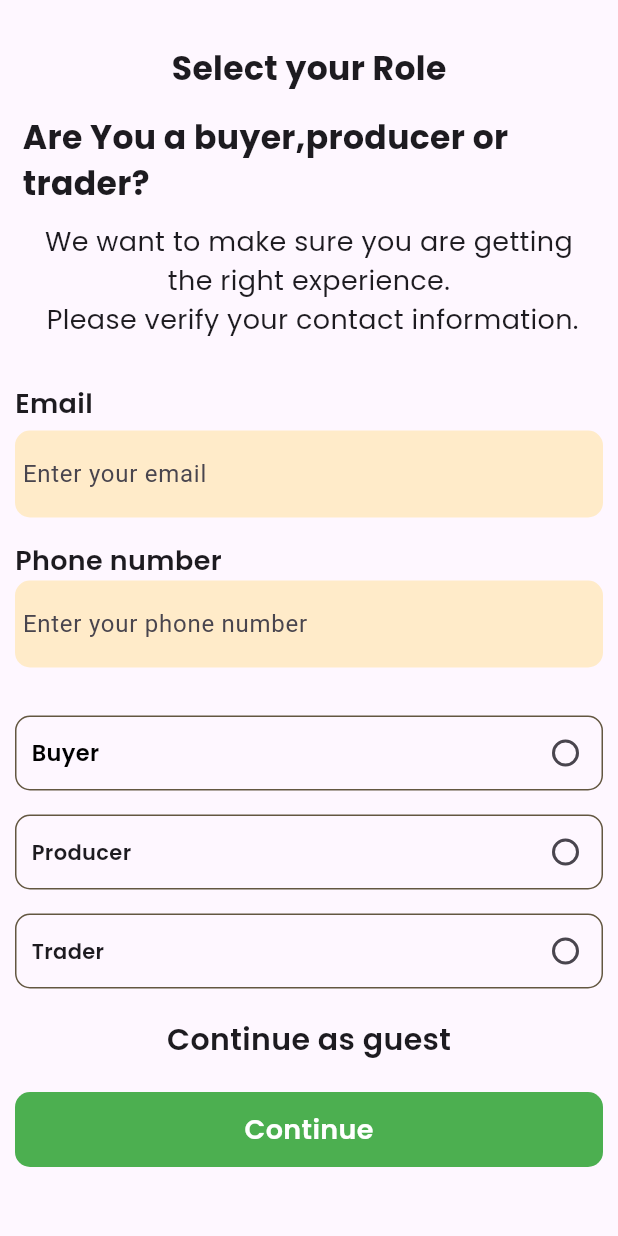
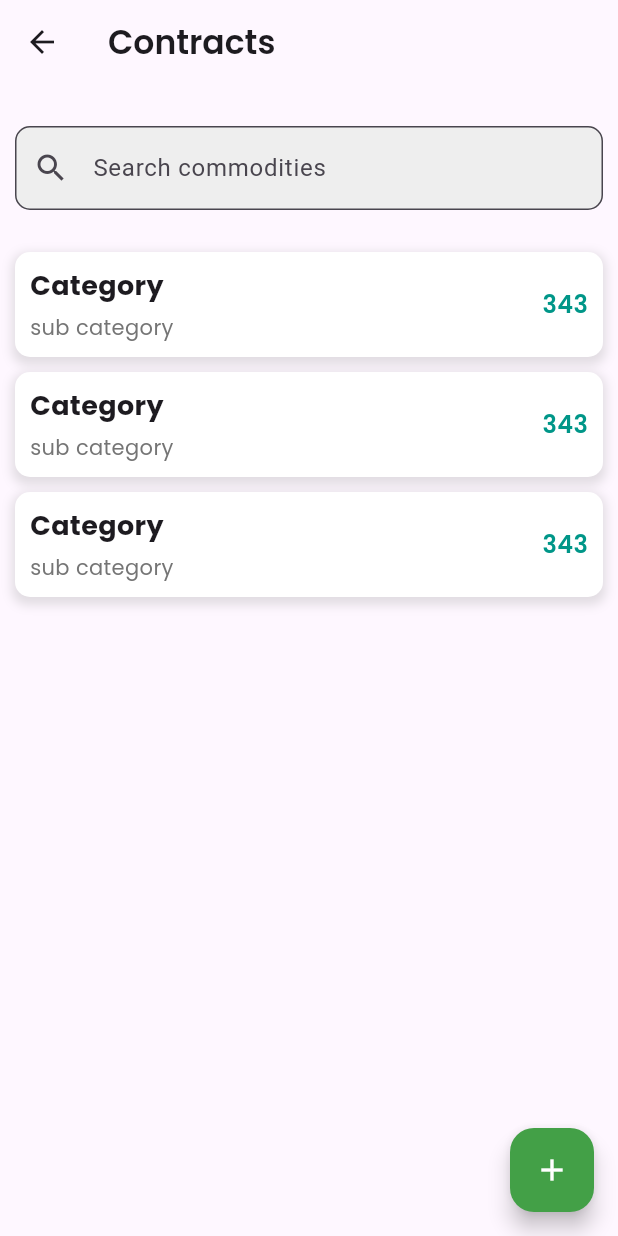
Before and after one commit to kimemia21/itx_flow, a Flutter app: the screen it shows after launch, on a phone screen of 412 x 824 dp. Run offline on Flutter 3.47's test engine with Material 3 defaults, Android fonts, the phone set to English and light mode, and no system bars; our stand-ins replace file_picker, flutter_otp_text_field, google_fonts, image_picker.

Commit message:
done with contracts page

```diff
--- /dev/null
+++ b/lib/Contracts/Contracts.dart
@@ -0,0 +1,136 @@
+import 'package:flutter/material.dart';
+import 'package:google_fonts/google_fonts.dart';
+import 'package:itx/authentication/Authorization.dart';
+import 'package:itx/global/globals.dart';
+
+class Contracts extends StatefulWidget {
+  const Contracts({super.key});
+
+  @override
+  State<Contracts> createState() => _ContractsState();
+}
+
+class _ContractsState extends State<Contracts> {
+Widget searchItem({
+  required String title,
+  required String subtitle,
+  required String price,
+}) {
+  double width = Globals.AppWidth(context: context, width: 1);
+  return Container(
+    height: 70,
+    padding: EdgeInsets.symmetric(horizontal: 10),
+    decoration: BoxDecoration(
+      color: Colors.white,
+      borderRadius: BorderRadius.circular(10),
+      boxShadow: [
+        BoxShadow(
+          color: Colors.grey.withOpacity(0.3),
+          spreadRadius: 2,
+          blurRadius: 5,
+          offset: Offset(0, 3),
+        ),
+      ],
+    ),
+    margin: EdgeInsets.only(top: 10),
+    child: Row(
+      mainAxisAlignment: MainAxisAlignment.spaceBetween,
+      children: [
+        Container(
+          width: width / 2,
+          child: Column(
+            crossAxisAlignment: CrossAxisAlignment.start,
+            mainAxisAlignment: MainAxisAlignment.center,
+            children: [
+              Text(
+                title,
+                style: GoogleFonts.poppins(
+                  fontWeight: FontWeight.w700,
+                  fontSize: 18,
+                ),
+              ),
+              SizedBox(height: 5),
+              Text(
+                subtitle,
+                style: GoogleFonts.poppins(
+                  fontSize: 14,
+                  color: Colors.grey.shade600,
+                ),
+              ),
+            ],
+          ),
+        ),
+        Container(
+          child: Text(
+            price,
+            style: GoogleFonts.poppins(
+              fontWeight: FontWeight.w600,
+              fontSize: 16,
+              color: Colors.teal,
+            ),
+          ),
+        ),
+      ],
+    ),
+  );
+}
+
+
+  @override
+  Widget build(BuildContext context) {
+    return Scaffold(
+      floatingActionButton: FloatingActionButton(
+        onPressed: () {
+          // Add your onPressed code here!
+          ScaffoldMessenger.of(context).showSnackBar(
+            SnackBar(content: Text('Floating Action Button Pressed!')),
+          );
+        },
+        child: Icon(Icons.add,color:Colors.white,),
+        backgroundColor: Colors.green.shade600,
+      ),
+      appBar: AppBar(
+        leading: IconButton(
+            onPressed: () => Globals.switchScreens(
+                context: context, screen: Authorization()),
+            icon: Icon(Icons.arrow_back)),
+        title: Text(
+          "Contracts",
+          style: GoogleFonts.poppins(fontWeight: FontWeight.w600),
+        ),
+      ),
+      body: Container(
+        padding: EdgeInsets.all(10),
+        child: SingleChildScrollView(
+          child: Column(
+            children: [
+              Container(
+                margin: EdgeInsets.only(top: 10, bottom: 10),
+                padding: const EdgeInsets.symmetric(vertical: 8.0),
+                child: TextField(
+                  decoration: InputDecoration(
+                    border: OutlineInputBorder(
+                        borderRadius: BorderRadius.circular(10)),
+                    labelText: 'Search commodities',
+                    prefixIcon: Icon(Icons.search),
+                    fillColor: Colors.grey[200],
+                    filled: true,
+                  ),
+                  onChanged: (text) {
+                    // You can add search functionality here if needed
+                  },
+                ),
+              ),
+              searchItem(
+                  title: "Category", subtitle: "sub category", price: "343"),
+              searchItem(
+                  title: "Category", subtitle: "sub category", price: "343"),
+              searchItem(
+                  title: "Category", subtitle: "sub category", price: "343"),
+            ],
+          ),
+        ),
+      ),
+    );
+  }
+}
--- a/lib/authentication/Autherization.dart
+++ b/lib/authentication/Authorization.dart
@@ -1,5 +1,6 @@
 import 'package:flutter/material.dart';
 import 'package:google_fonts/google_fonts.dart';
+import 'package:itx/Contracts/Contracts.dart';
 import 'package:itx/authentication/Regulator.dart';
 import 'package:itx/global/globals.dart';
 
@@ -82,7 +83,7 @@ class _AuthorizationState extends State<Authorization> {
                   height: 20,
                 ),
                 GestureDetector(
-                  onTap: () {},
+                  onTap: ()=>Globals.switchScreens(context: context,screen: Contracts()),
                   child: Container(
                     alignment: Alignment.center,
                     width: MediaQuery.of(context).size.width * 0.8,
--- a/lib/authentication/Commodites.dart
+++ b/lib/authentication/Commodites.dart
@@ -40,6 +40,7 @@ class _CommoditesState extends State<Commodites> {
               alignment: Alignment.center,
               child: Text("Add Commodities of interest",style: GoogleFonts.poppins(fontWeight: FontWeight.w600),),
             ),
+
             Padding(
               padding: const EdgeInsets.symmetric(vertical: 8.0),
               child: TextField(
--- a/lib/authentication/Regulator.dart
+++ b/lib/authentication/Regulator.dart
@@ -3,7 +3,7 @@ import 'dart:typed_data';
 
 import 'package:flutter/material.dart';
 import 'package:google_fonts/google_fonts.dart';
-import 'package:itx/authentication/Autherization.dart';
+import 'package:itx/authentication/Authorization.dart';
 import 'package:itx/authentication/Commodites.dart';
 import 'package:itx/global/globals.dart';
 import 'package:image_picker/image_picker.dart';
--- a/lib/global/globals.dart
+++ b/lib/global/globals.dart
@@ -1,7 +1,16 @@
 import 'package:flutter/material.dart';
+import 'package:flutter/widgets.dart';
 
-class Globals{
-    static Future<void> switchScreens(
+class Globals {
+  // final BuildContext context;
+  // Globals({required this.context});
+
+  static double AppWidth({required BuildContext context, width}) {
+    return MediaQuery.of(context).size.width * width;
+  }
+
+
+  static Future<void> switchScreens(
       {required BuildContext context, required Widget screen}) {
     try {
       return Navigator.pushReplacement(
--- a/lib/main.dart
+++ b/lib/main.dart
@@ -1,4 +1,5 @@
 import 'package:flutter/material.dart';
+import 'package:itx/Contracts/Contracts.dart';
 import 'package:itx/authentication/Login.dart';
 import 'package:itx/authentication/Regulator.dart';
 import 'package:itx/authentication/Verification.dart';
@@ -34,6 +35,8 @@ class MyApp extends StatelessWidget {
           colorScheme: ColorScheme.fromSeed(seedColor: Colors.deepPurple),
           useMaterial3: true,
         ),
-        home: LoginScreen());
+        home: Contracts()
+
+        );
   }
 }
```
